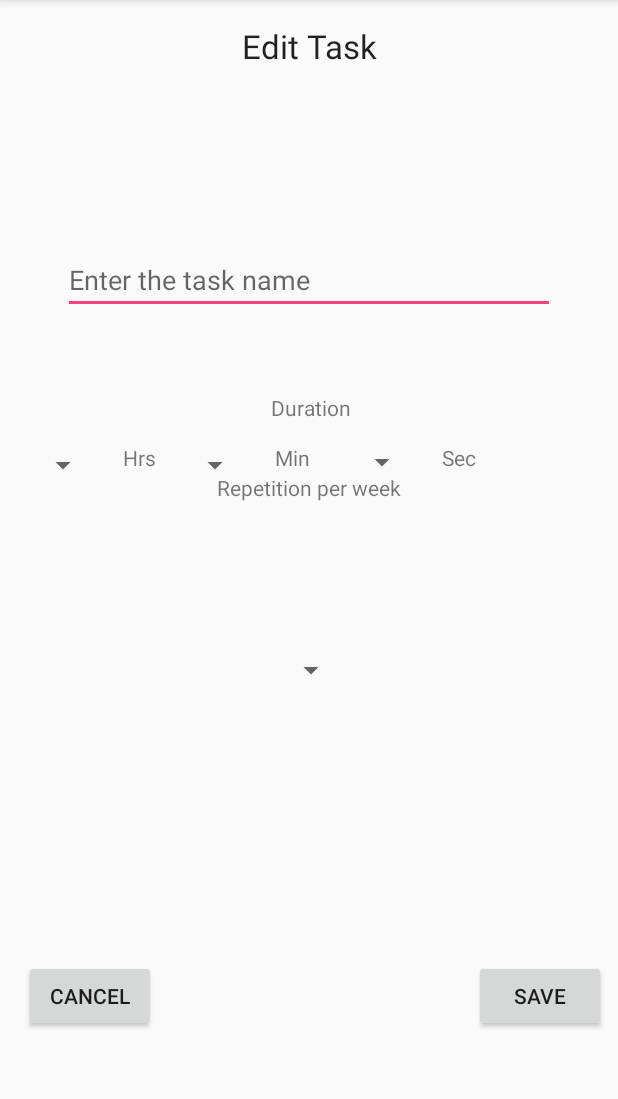
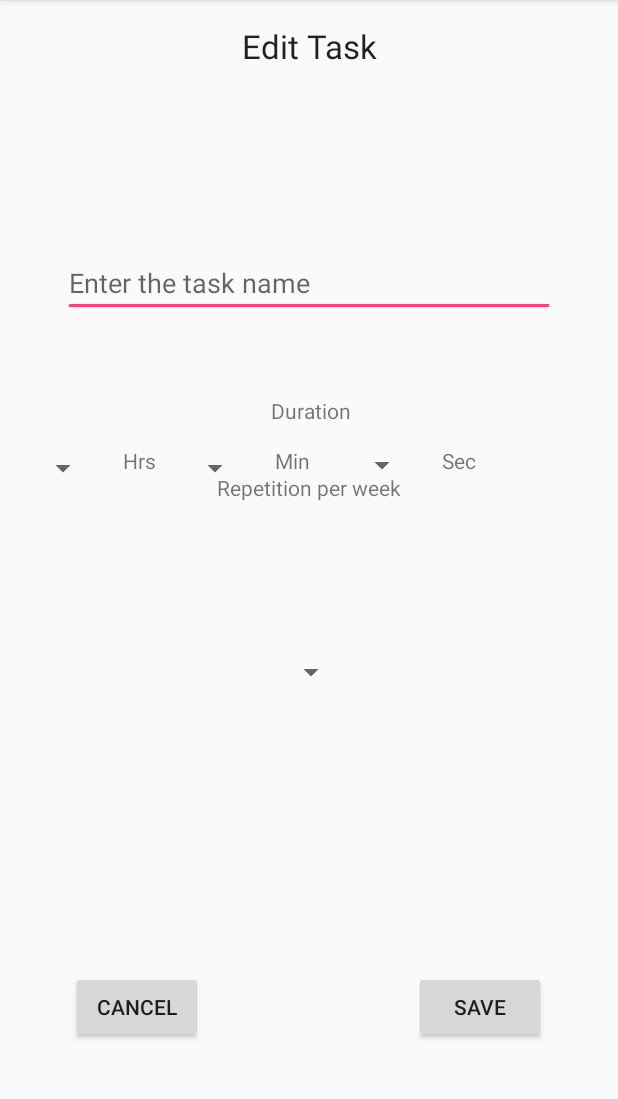
Before and after one commit to bramat92/PhocussApp, an Android app: the EditTask screen opened directly, with no data from a screen before it, on a phone screen of 412 x 824 dp, the part 84-1183 px from its top. Run offline under Robolectric (Android 15) with nearby library versions, the phone set to English and light mode, and no system bars.

Commit message:
fixed the edit task constraints again

```diff
--- a/app/src/main/res/layout/activity_edit_task.xml
+++ b/app/src/main/res/layout/activity_edit_task.xml
@@ -84,29 +84,32 @@
         android:text="@string/EditTaskSave"
         app:layout_constraintBottom_toBottomOf="parent"
         android:layout_marginBottom="16dp"
-        android:layout_marginRight="16dp"
-        app:layout_constraintRight_toRightOf="parent"
         app:layout_constraintTop_toTopOf="parent"
         android:layout_marginTop="16dp"
-        app:layout_constraintVertical_bias="0.907"
-        android:layout_marginEnd="8dp" />
+        app:layout_constraintVertical_bias="0.918"
+        android:layout_marginEnd="8dp"
+        app:layout_constraintLeft_toRightOf="@+id/button2"
+        android:layout_marginLeft="8dp"
+        android:layout_marginRight="8dp"
+        app:layout_constraintRight_toRightOf="parent"
+        app:layout_constraintHorizontal_bias="0.768" />
 
     <Button
         android:id="@+id/button2"
         android:layout_width="wrap_content"
         android:layout_height="wrap_content"
         android:layout_marginBottom="16dp"
-        android:layout_marginLeft="16dp"
         android:layout_marginTop="16dp"
         android:text="@string/cancel"
         app:layout_constraintBottom_toBottomOf="parent"
+        app:layout_constraintTop_toTopOf="parent"
+        app:layout_constraintVertical_bias="0.918"
+        android:layout_marginStart="16dp"
+        android:layout_marginLeft="29dp"
         app:layout_constraintLeft_toLeftOf="parent"
-        app:layout_constraintTop_toTopOf="parent"
-        app:layout_constraintVertical_bias="0.907"
-        android:layout_marginStart="16dp"
-        app:layout_constraintRight_toLeftOf="@+id/button"
-        android:layout_marginRight="32dp"
-        app:layout_constraintHorizontal_bias="0.0" />
+        android:layout_marginRight="8dp"
+        app:layout_constraintRight_toRightOf="parent"
+        app:layout_constraintHorizontal_bias="0.104" />
 
     <Spinner
         android:id="@+id/Hours"
```
